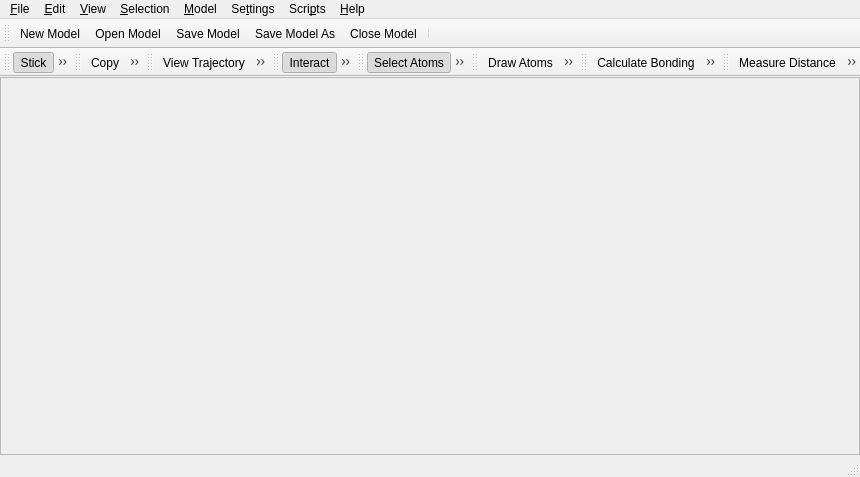
The window that branches/nugui/src/gui/mainwindow.ui (trisyoungs/aten) describes before a commit, drawn with Qt 5.
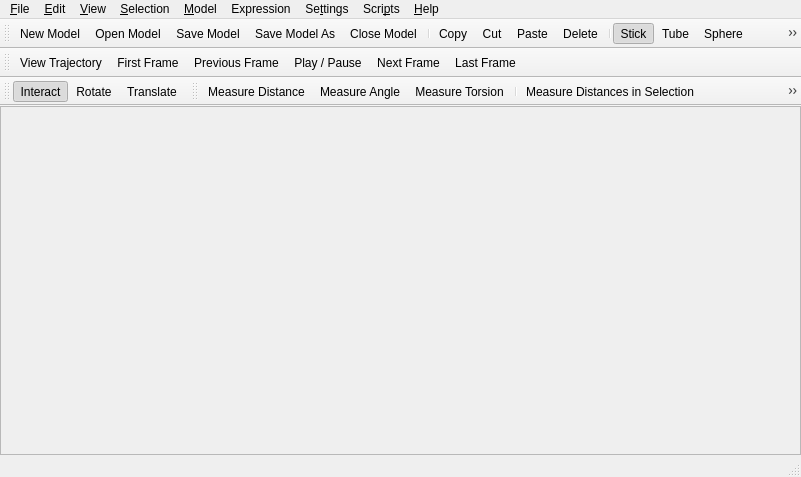
The same window after the commit. Icons and pictures are not drawn.

Commit message: Added 'O' element icon. Moved more actions to main (fixed) toolbar. Added all drawing tools to Build Widget.

Diff of the .ui file:
```diff
--- a/branches/nugui/src/gui/mainwindow.ui
+++ b/branches/nugui/src/gui/mainwindow.ui
@@ -267,7 +267,7 @@
     <addaction name="separator"/>
     <addaction name="actionCentreAtOrigin"/>
    </widget>
-   <widget class="QMenu" name="menuHelp">
+   <widget class="QMenu" name="HelpMenu">
     <property name="title">
      <string>&amp;Help</string>
     </property>
@@ -280,14 +280,27 @@
      <string>Scri&amp;pts</string>
     </property>
    </widget>
+   <widget class="QMenu" name="ExpressionMenu">
+    <property name="title">
+     <string>Expression</string>
+    </property>
+    <addaction name="actionModelCreatePatterns"/>
+    <addaction name="actionModelRemovePatterns"/>
+    <addaction name="actionModelListPatterns"/>
+    <addaction name="separator"/>
+    <addaction name="actionModelFFType"/>
+    <addaction name="actionModelFFUntype"/>
+    <addaction name="actionModelCreateExpression"/>
+   </widget>
    <addaction name="FileMenu"/>
    <addaction name="EditMenu"/>
    <addaction name="ViewMenu"/>
    <addaction name="AtomContextMenu"/>
    <addaction name="ModelMenu"/>
+   <addaction name="ExpressionMenu"/>
    <addaction name="SettingsMenu"/>
    <addaction name="ScriptsMenu"/>
-   <addaction name="menuHelp"/>
+   <addaction name="HelpMenu"/>
   </widget>
   <widget class="QStatusBar" name="MainWindowStatusBar"/>
   <widget class="QToolBar" name="FileToolbar">
@@ -321,55 +334,22 @@
    <addaction name="actionFileSaveAs"/>
    <addaction name="actionFileClose"/>
    <addaction name="separator"/>
-  </widget>
-  <widget class="QToolBar" name="StyleToolbar">
-   <property name="windowTitle">
-    <string>Draw Style</string>
-   </property>
-   <property name="orientation">
-    <enum>Qt::Horizontal</enum>
-   </property>
-   <property name="iconSize">
-    <size>
-     <width>24</width>
-     <height>24</height>
-    </size>
-   </property>
-   <attribute name="toolBarArea">
-    <enum>TopToolBarArea</enum>
-   </attribute>
-   <attribute name="toolBarBreak">
-    <bool>true</bool>
-   </attribute>
+   <addaction name="actionEditCopy"/>
+   <addaction name="actionEditCut"/>
+   <addaction name="actionEditPaste"/>
+   <addaction name="actionEditDelete"/>
+   <addaction name="separator"/>
    <addaction name="actionStyleStick"/>
    <addaction name="actionStyleTube"/>
    <addaction name="actionStyleSphere"/>
    <addaction name="actionStyleScaled"/>
    <addaction name="actionStyleIndividual"/>
-  </widget>
-  <widget class="QToolBar" name="EditToolbar">
-   <property name="windowTitle">
-    <string>Edit</string>
-   </property>
-   <property name="orientation">
-    <enum>Qt::Horizontal</enum>
-   </property>
-   <property name="iconSize">
-    <size>
-     <width>24</width>
-     <height>24</height>
-    </size>
-   </property>
-   <attribute name="toolBarArea">
-    <enum>TopToolBarArea</enum>
-   </attribute>
-   <attribute name="toolBarBreak">
-    <bool>false</bool>
-   </attribute>
-   <addaction name="actionEditCopy"/>
-   <addaction name="actionEditCut"/>
-   <addaction name="actionEditPaste"/>
-   <addaction name="actionEditDelete"/>
+   <addaction name="separator"/>
+   <addaction name="actionSelectAtoms"/>
+   <addaction name="actionSelectMolecules"/>
+   <addaction name="actionSelectElement"/>
+   <addaction name="actionSelectionExpand"/>
+   <addaction name="actionSelectionInvert"/>
   </widget>
   <widget class="QToolBar" name="TrajectoryToolbar">
    <property name="sizePolicy">
@@ -394,7 +374,7 @@
     <enum>TopToolBarArea</enum>
    </attribute>
    <attribute name="toolBarBreak">
-    <bool>false</bool>
+    <bool>true</bool>
    </attribute>
    <addaction name="actionTrajectoryViewTrajectory"/>
    <addaction name="actionTrajectoryFirstFrame"/>
@@ -420,106 +400,12 @@
     <enum>TopToolBarArea</enum>
    </attribute>
    <attribute name="toolBarBreak">
-    <bool>false</bool>
+    <bool>true</bool>
    </attribute>
    <addaction name="actionMouseInteract"/>
    <addaction name="actionMouseRotate"/>
    <addaction name="actionMouseTranslate"/>
   </widget>
-  <widget class="QToolBar" name="SelectToolbar">
-   <property name="windowTitle">
-    <string>Select</string>
-   </property>
-   <property name="orientation">
-    <enum>Qt::Horizontal</enum>
-   </property>
-   <property name="iconSize">
-    <size>
-     <width>24</width>
-     <height>24</height>
-    </size>
-   </property>
-   <attribute name="toolBarArea">
-    <enum>TopToolBarArea</enum>
-   </attribute>
-   <attribute name="toolBarBreak">
-    <bool>false</bool>
-   </attribute>
-   <addaction name="actionSelectAtoms"/>
-   <addaction name="actionSelectMolecules"/>
-   <addaction name="actionSelectElement"/>
-   <addaction name="separator"/>
-   <addaction name="actionEditSelectExpand"/>
-   <addaction name="actionEditSelectAll"/>
-   <addaction name="actionEditSelectNone"/>
-   <addaction name="actionEditInvert"/>
-  </widget>
-  <widget class="QToolBar" name="DrawToolbar">
-   <property name="windowTitle">
-    <string>Build</string>
-   </property>
-   <property name="orientation">
-    <enum>Qt::Horizontal</enum>
-   </property>
-   <property name="iconSize">
-    <size>
-     <width>24</width>
-     <height>24</height>
-    </size>
-   </property>
-   <attribute name="toolBarArea">
-    <enum>TopToolBarArea</enum>
-   </attribute>
-   <attribute name="toolBarBreak">
-    <bool>false</bool>
-   </attribute>
-   <addaction name="actionDrawAtom"/>
-   <addaction name="actionDrawChain"/>
-   <addaction name="actionDrawFragment"/>
-   <addaction name="actionDeleteAtom"/>
-   <addaction name="actionTransmuteAtom"/>
-   <addaction name="actionAddHydrogenAtom"/>
-   <addaction name="separator"/>
-   <addaction name="actionTransmuteSelection"/>
-   <addaction name="actionAddHydrogen"/>
-   <addaction name="separator"/>
-   <addaction name="actionElementH"/>
-   <addaction name="actionElementC"/>
-   <addaction name="actionElementN"/>
-   <addaction name="actionSelectCustomElement"/>
-   <addaction name="actionElementCustom"/>
-   <addaction name="separator"/>
-   <addaction name="actionBondSingle"/>
-   <addaction name="actionBondDouble"/>
-   <addaction name="actionBondTriple"/>
-   <addaction name="actionDeleteBond"/>
-  </widget>
-  <widget class="QToolBar" name="BondToolbar">
-   <property name="windowTitle">
-    <string>Bonding</string>
-   </property>
-   <property name="orientation">
-    <enum>Qt::Horizontal</enum>
-   </property>
-   <property name="iconSize">
-    <size>
-     <width>24</width>
-     <height>24</height>
-    </size>
-   </property>
-   <attribute name="toolBarArea">
-    <enum>TopToolBarArea</enum>
-   </attribute>
-   <attribute name="toolBarBreak">
-    <bool>false</bool>
-   </attribute>
-   <addaction name="actionCalculateBonding"/>
-   <addaction name="actionClearBonding"/>
-   <addaction name="actionCalculateBondingSelection"/>
-   <addaction name="actionClearBondingSelection"/>
-   <addaction name="separator"/>
-   <addaction name="actionAugmentBonding"/>
-  </widget>
   <widget class="QToolBar" name="MeasureToolbar">
    <property name="windowTitle">
     <string>Measure</string>
@@ -881,30 +767,6 @@
     <string>Select bound fragments / molecules</string>
    </property>
   </action>
-  <action name="actionDrawAtom">
-   <property name="checkable">
-    <bool>true</bool>
-   </property>
-   <property name="icon">
-    <iconset resource="icons.qrc">
-     <normaloff>:/build/icons/build_atom.svg</normaloff>:/build/icons/build_atom.svg</iconset>
-   </property>
-   <property name="text">
-    <string>Draw Atoms</string>
-   </property>
-  </action>
-  <action name="actionDrawChain">
-   <property name="checkable">
-    <bool>true</bool>
-   </property>
-   <property name="icon">
-    <iconset resource="icons.qrc">
-     <normaloff>:/build/icons/build_chain.svg</normaloff>:/build/icons/build_chain.svg</iconset>
-   </property>
-   <property name="text">
-    <string>Draw Chains</string>
-   </property>
-  </action>
   <action name="actionSelectElement">
    <property name="checkable">
     <bool>true</bool>
@@ -1532,140 +1394,6 @@
     <string>Probe individual atoms</string>
    </property>
   </action>
-  <action name="actionTransmuteAtom">
-   <property name="checkable">
-    <bool>true</bool>
-   </property>
-   <property name="icon">
-    <iconset resource="icons.qrc">
-     <normaloff>:/build/icons/build_transmute.svg</normaloff>:/build/icons/build_transmute.svg</iconset>
-   </property>
-   <property name="text">
-    <string>Transmute individual atoms</string>
-   </property>
-  </action>
-  <action name="actionElementH">
-   <property name="checkable">
-    <bool>true</bool>
-   </property>
-   <property name="icon">
-    <iconset resource="icons.qrc">
-     <normaloff>:/build/icons/build_h.svg</normaloff>:/build/icons/build_h.svg</iconset>
-   </property>
-   <property name="text">
-    <string>H</string>
-   </property>
-  </action>
-  <action name="actionElementC">
-   <property name="checkable">
-    <bool>true</bool>
-   </property>
-   <property name="checked">
-    <bool>true</bool>
-   </property>
-   <property name="icon">
-    <iconset resource="icons.qrc">
-     <normaloff>:/build/icons/build_c.svg</normaloff>:/build/icons/build_c.svg</iconset>
-   </property>
-   <property name="text">
-    <string>C</string>
-   </property>
-  </action>
-  <action name="actionElementN">
-   <property name="checkable">
-    <bool>true</bool>
-   </property>
-   <property name="icon">
-    <iconset resource="icons.qrc">
-     <normaloff>:/build/icons/build_n.svg</normaloff>:/build/icons/build_n.svg</iconset>
-   </property>
-   <property name="text">
-    <string>N</string>
-   </property>
-  </action>
-  <action name="actionElementCustom">
-   <property name="checkable">
-    <bool>true</bool>
-   </property>
-   <property name="text">
-    <string>O</string>
-   </property>
-  </action>
-  <action name="actionAddHydrogen">
-   <property name="icon">
-    <iconset resource="icons.qrc">
-     <normaloff>:/build/icons/build_addh.svg</normaloff>:/build/icons/build_addh.svg</iconset>
-   </property>
-   <property name="text">
-    <string>Add Hydrogen</string>
-   </property>
-   <property name="toolTip">
-    <string>Add hydrogens to all atoms</string>
-   </property>
-  </action>
-  <action name="actionAddHydrogenAtom">
-   <property name="checkable">
-    <bool>true</bool>
-   </property>
-   <property name="icon">
-    <iconset resource="icons.qrc">
-     <normaloff>:/build/icons/build_atomaddh.svg</normaloff>:/build/icons/build_atomaddh.svg</iconset>
-   </property>
-   <property name="text">
-    <string>Add Hydrogen</string>
-   </property>
-   <property name="toolTip">
-    <string>Add hydrogen to specific atoms</string>
-   </property>
-  </action>
-  <action name="actionCalculateBonding">
-   <property name="icon">
-    <iconset resource="icons.qrc">
-     <normaloff>:/bond/icons/bond_calc.svg</normaloff>:/bond/icons/bond_calc.svg</iconset>
-   </property>
-   <property name="text">
-    <string>Calculate Bonding</string>
-   </property>
-   <property name="toolTip">
-    <string>Calculate bonding in the model</string>
-   </property>
-  </action>
-  <action name="actionClearBonding">
-   <property name="icon">
-    <iconset resource="icons.qrc">
-     <normaloff>:/bond/icons/bond_clear.svg</normaloff>:/bond/icons/bond_clear.svg</iconset>
-   </property>
-   <property name="text">
-    <string>Clear Bonding</string>
-   </property>
-   <property name="toolTip">
-    <string>Clear bonding in the model</string>
-   </property>
-  </action>
-  <action name="actionCalculateBondingSelection">
-   <property name="icon">
-    <iconset resource="icons.qrc">
-     <normaloff>:/bond/icons/bond_calcsel.svg</normaloff>:/bond/icons/bond_calcsel.svg</iconset>
-   </property>
-   <property name="text">
-    <string>Calculate Bonding in selection</string>
-   </property>
-   <property name="toolTip">
-    <string>Calculate bonding in selection</string>
-   </property>
-  </action>
-  <action name="actionClearBondingSelection">
-   <property name="icon">
-    <iconset resource="icons.qrc">
-     <normaloff>:/bond/icons/bond_clearsel.svg</normaloff>:/bond/icons/bond_clearsel.svg</iconset>
-   </property>
-   <property name="text">
-    <string>Clear Bonding in Selection</string>
-   </property>
-   <property name="toolTip">
-    <string>Clear bonding in current selection</string>
-   </property>
-  </action>
   <action name="actionMeasureDistanceSelection">
    <property name="icon">
     <iconset resource="icons.qrc">
@@ -1729,92 +1457,6 @@
     <string>Save</string>
    </property>
   </action>
-  <action name="actionForcefieldAssociateModel">
-   <property name="text">
-    <string>Associate Model</string>
-   </property>
-  </action>
-  <action name="actionForcefieldAssociateAll">
-   <property name="text">
-    <string>Associate All</string>
-   </property>
-  </action>
-  <action name="actionForcefieldAssociatePattern">
-   <property name="text">
-    <string>Associate Pattern</string>
-   </property>
-  </action>
-  <action name="actionEditForcefield">
-   <property name="text">
-    <string>Edit</string>
-   </property>
-  </action>
-  <action name="actionBondSingle">
-   <property name="checkable">
-    <bool>true</bool>
-   </property>
-   <property name="icon">
-    <iconset resource="icons.qrc">
-     <normaloff>:/bond/icons/bond_single.svg</normaloff>:/bond/icons/bond_single.svg</iconset>
-   </property>
-   <property name="text">
-    <string>Bond Single</string>
-   </property>
-  </action>
-  <action name="actionBondDouble">
-   <property name="checkable">
-    <bool>true</bool>
-   </property>
-   <property name="icon">
-    <iconset resource="icons.qrc">
-     <normaloff>:/bond/icons/bond_double.svg</normaloff>:/bond/icons/bond_double.svg</iconset>
-   </property>
-   <property name="text">
-    <string>Bond Double</string>
-   </property>
-  </action>
-  <action name="actionBondTriple">
-   <property name="checkable">
-    <bool>true</bool>
-   </property>
-   <property name="icon">
-    <iconset resource="icons.qrc">
-     <normaloff>:/bond/icons/bond_triple.svg</normaloff>:/bond/icons/bond_triple.svg</iconset>
-   </property>
-   <property name="text">
-    <string>Bond Triple</string>
-   </property>
-  </action>
-  <action name="actionDeleteBond">
-   <property name="checkable">
-    <bool>true</bool>
-   </property>
-   <property name="icon">
-    <iconset resource="icons.qrc">
-     <normaloff>:/bond/icons/bond_delete.svg</normaloff>:/bond/icons/bond_delete.svg</iconset>
-   </property>
-   <property name="text">
-    <string>Delete Bond</string>
-   </property>
-  </action>
-  <action name="actionForcefieldsWindow">
-   <property name="checkable">
-    <bool>true</bool>
-   </property>
-   <property name="icon">
-    <iconset resource="icons.qrc">
-     <normaloff>:/stackicons/icons/stack_ff.svg</normaloff>:/stackicons/icons/stack_ff.svg</iconset>
-   </property>
-   <property name="text">
-    <string>Forcefields</string>
-   </property>
-   <property name="iconText">
-    <string>Forcefields</string>
-   </property>
-   <property name="toolTip">
-    <string>Show / hide forcefields window</string>
-   </property>
-  </action>
   <action name="actionDisorderWindow">
    <property name="checkable">
     <bool>true</bool>
@@ -1830,39 +1472,6 @@
     <string>Show / hide disordered builder window</string>
    </property>
   </action>
-  <action name="actionDeleteAtom">
-   <property name="checkable">
-    <bool>true</bool>
-   </property>
-   <property name="icon">
-    <iconset resource="icons.qrc">
-     <normaloff>:/build/icons/build_delete.svg</normaloff>:/build/icons/build_delete.svg</iconset>
-   </property>
-   <property name="text">
-    <string>Delete Atom</string>
-   </property>
-   <property name="toolTip">
-    <string>Delete individual atoms</string>
-   </property>
-  </action>
-  <action name="actionAugmentBonding">
-   <property name="icon">
-    <iconset resource="icons.qrc">
-     <normaloff>:/bond/icons/bond_augment.svg</normaloff>:/bond/icons/bond_augment.svg</iconset>
-   </property>
-   <property name="text">
-    <string>Augment Bonding</string>
-   </property>
-  </action>
-  <action name="actionSelectCustomElement">
-   <property name="icon">
-    <iconset resource="icons.qrc">
-     <normaloff>:/build/icons/build_ptable.svg</normaloff>:/build/icons/build_ptable.svg</iconset>
-   </property>
-   <property name="text">
-    <string>Pick Custom Element</string>
-   </property>
-  </action>
   <action name="actionAboutQt">
    <property name="text">
     <string>About Qt</string>
@@ -1970,21 +1579,6 @@
     <string>Ctrl+Alt+C</string>
    </property>
   </action>
-  <action name="actionDrawFragment">
-   <property name="checkable">
-    <bool>true</bool>
-   </property>
-   <property name="icon">
-    <iconset resource="icons.qrc">
-     <normaloff>:/build/icons/build_fragment.svg</normaloff>:/build/icons/build_fragment.svg</iconset>
-   </property>
-   <property name="text">
-    <string>DrawFragment</string>
-   </property>
-   <property name="toolTip">
-    <string>Draw using fragments from the fragment library</string>
-   </property>
-  </action>
   <action name="actionCreateGlyph">
    <property name="text">
     <string>Create Glyph</string>
@@ -2035,18 +1629,6 @@
     <string>Paste &amp;Translated</string>
    </property>
   </action>
-  <action name="actionTransmuteSelection">
-   <property name="checkable">
-    <bool>false</bool>
-   </property>
-   <property name="icon">
-    <iconset resource="icons.qrc">
-     <normaloff>:/build/icons/build_transmutesel.svg</normaloff>:/build/icons/build_transmutesel.svg</iconset>
-   </property>
-   <property name="text">
-    <string>Transmute current atom selection</string>
-   </property>
-  </action>
   <action name="actionSelect">
    <property name="text">
     <string>&amp;Select...</string>
```
Left out of the diff: 56 changed lines with no effect on the pictures. The commit also changes 18 other files.
